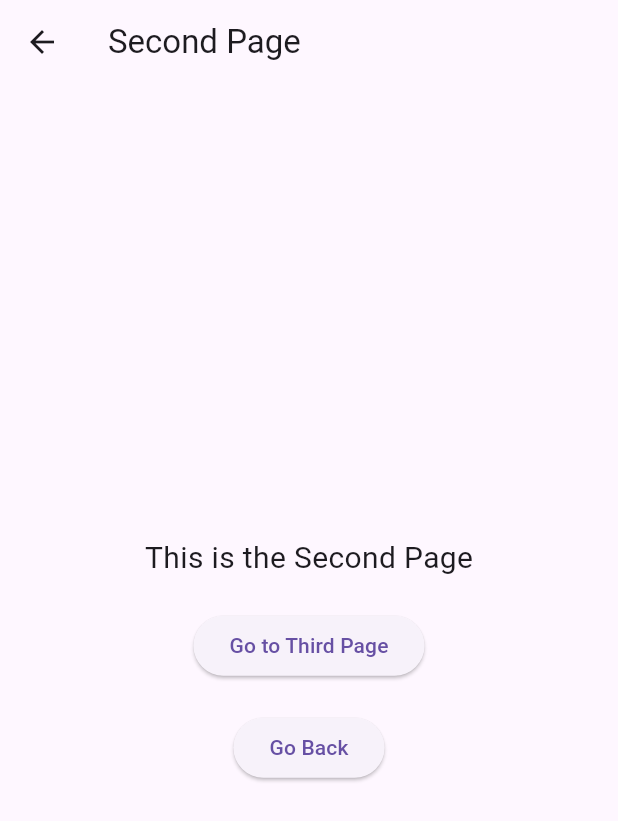
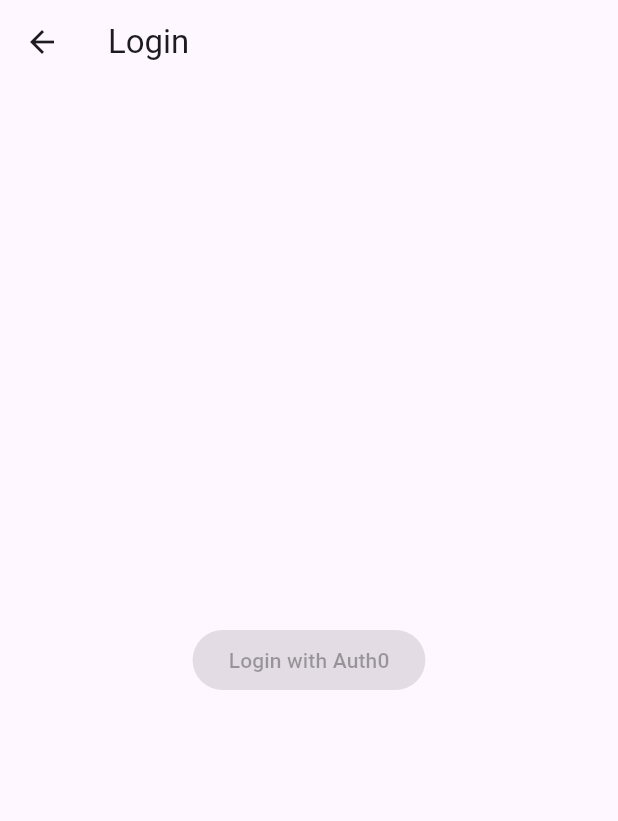
Before and after one commit to programmeruser517/C2L, a Flutter app: the screen it shows after launch, on a phone screen of 412 x 824 dp. Shown: the top 821 px of the screen. Run offline on Flutter 3.47's test engine with Material 3 defaults, Android fonts, the phone set to English and light mode, and no system bars; our stand-ins replace flutter_dotenv; missing offline and left inert: auth0_flutter.

```diff
--- a/connect2learn/lib/login.dart
+++ b/connect2learn/lib/login.dart
@@ -1,69 +1,89 @@
-// login.dart
 import 'package:flutter/material.dart';
-import 'permissions.dart';
+import 'package:auth0_flutter/auth0_flutter.dart';
+import 'package:flutter_dotenv/flutter_dotenv.dart';
 
-class LoginPage extends StatelessWidget {
-  const LoginPage({super.key});
+class LoginPage extends StatefulWidget {
+  const LoginPage({Key? key}) : super(key: key);
+
+  @override
+  State<LoginPage> createState() => _LoginPageState();
+}
+
+class _LoginPageState extends State<LoginPage> {
+  late Auth0 auth0;
+  bool _isLoading = false;
+  Credentials? _credentials;
+  bool _isInitialized = false;
+
+  @override
+  void initState() {
+    super.initState();
+
+    // Initialize dotenv
+    dotenv.load().then((_) {
+      String? auth0Domain = dotenv.env['AUTH0_DOMAIN'];
+      String? auth0ClientId = dotenv.env['AUTH0_CLIENT_ID'];
+
+      if (auth0Domain != null && auth0ClientId != null) {
+        setState(() {
+          auth0 = Auth0(auth0Domain, auth0ClientId);
+          _isInitialized = true; // Mark as initialized
+        });
+      } else {
+        throw Exception(
+            "AUTH0_DOMAIN or AUTH0_CLIENT_ID is not defined in .env file");
+      }
+    }).catchError((error) {
+      print('Error loading environment variables: $error');
+    });
+  }
+
+  Future<void> loginaction() async {
+    if (!_isInitialized) {
+      print('Auth0 is not initialized');
+      return;
+    }
+
+    setState(() {
+      _isLoading = true;
+    });
+
+    try {
+      final credentials = await auth0.webAuthentication().login();
+      print('Access Token: ${credentials.accessToken}');
+      setState(() {
+        _isLoading = false;
+      });
+
+      if (_credentials == null) {
+        setState(() {
+          _credentials = credentials;
+        });
+      }
+
+      Navigator.pushReplacementNamed(context, '/third');
+    } catch (e) {
+      print('Login error: $e');
+      setState(() {
+        _isLoading = false;
+      });
+    }
+  }
 
   @override
   Widget build(BuildContext context) {
     return Scaffold(
       appBar: AppBar(
-        title: const Text('Second Page'),
+        title: Text('Login'),
       ),
       body: Center(
-        child: Column(
-          mainAxisAlignment: MainAxisAlignment.center,
-          children: <Widget>[
-            const Text(
-              'This is the Second Page',
-              style: TextStyle(fontSize: 20.0),
-            ),
-            const SizedBox(height: 20.0),
-            ElevatedButton(
-              onPressed: () {
-                Navigator.push(
-                  context,
-                  MaterialPageRoute(
-                      builder: (context) =>
-                          const PermsPage()), // Navigate to ThirdPage
-                );
-              },
-              child: const Text('Go to Third Page'),
-            ),
-            const SizedBox(height: 20.0),
-            ElevatedButton(
-              onPressed: () {
-                Navigator.pop(context);
-              },
-              child: const Text('Go Back'),
-            ),
-          ],
-        ),
+        child: _isLoading
+            ? CircularProgressIndicator()
+            : ElevatedButton(
+                onPressed: _isInitialized ? loginaction : null,
+                child: Text('Login with Auth0'),
+              ),
       ),
     );
   }
 }
-
-/**
- * import 'package:flutter/material.dart';
-class LoginPage extends StatelessWidget {
-  @override
-  Widget build(BuildContext context) {
-    return Scaffold(
-      appBar: AppBar(
-        title: Text('Login Page'),
-      ),
-      body: Center(
-        child: ElevatedButton(
-          onPressed: () {
-            // Navigate to the second screen using a named route.
-            Navigator.pushNamed(context, '/home');
-          },
-          child: const Text('Login'),
-        ),
-      ),
-    );
-  }
-}
- */
--- a/connect2learn/lib/main.dart
+++ b/connect2learn/lib/main.dart
@@ -28,7 +28,7 @@ class MyApp extends StatelessWidget {
       // center this title
       home: const MyHomePage(title: 'C2L | Home Page'),
       routes: {
-        '/second': (context) => const LoginPage(),
+        '/second': (context) => LoginPage(),
         '/third': (context) => const PermsPage(),
         '/fourth': (context) => const SchedPage(),
         '/fifth': (context) => const SkillsPage(),
--- a/connect2learn/pubspec.yaml
+++ b/connect2learn/pubspec.yaml
@@ -1,4 +1,4 @@
-name: connect2learn
+name: C2L
 description: "A new Flutter project."
 # The following line prevents the package from being accidentally published to
 # pub.dev using `flutter pub publish`. This is preferred for private packages.
@@ -30,10 +30,13 @@ environment:
 dependencies:
   flutter:
     sdk: flutter
+  flutter_dotenv: ^5.1.0
+  http: ^0.13.3
 
   # The following adds the Cupertino Icons font to your application.
   # Use with the CupertinoIcons class for iOS style icons.
   cupertino_icons: ^1.0.6
+  auth0_flutter: ^1.5.0
 
 dev_dependencies:
   flutter_test:
@@ -45,6 +48,7 @@ dev_dependencies:
   # package. See that file for information about deactivating specific lint
   # rules and activating additional ones.
   flutter_lints: ^3.0.0
+  # Include the latest version of dotenv
 
 # For information on the generic Dart part of this file, see the
 # following page: https://dart.dev/tools/pub/pubspec
```
Also changed, not shown: connect2learn/lib/empty.dart (added, +29 -0 lines), connect2learn/images/logo.jpg, connect2learn/images/logo_slogan.jpg, connect2learn/images/logo_small.jpg, connect2learn/pubspec.lock, 18 other files.
